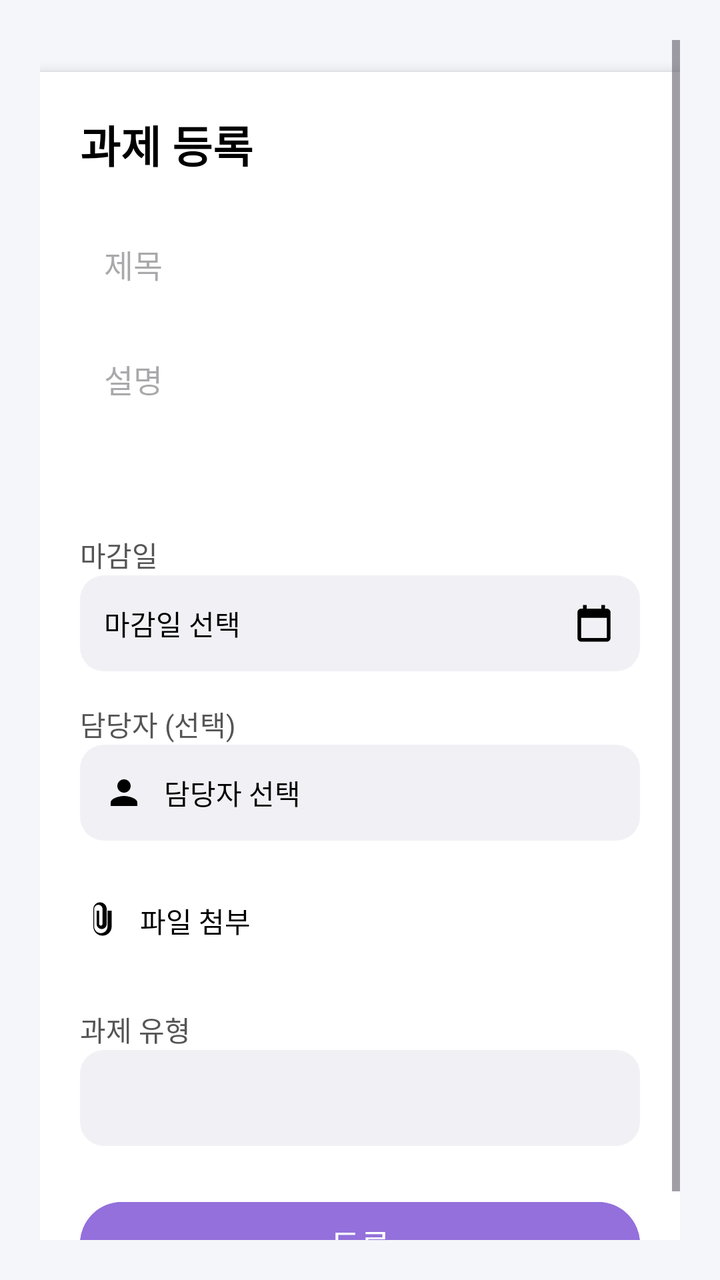
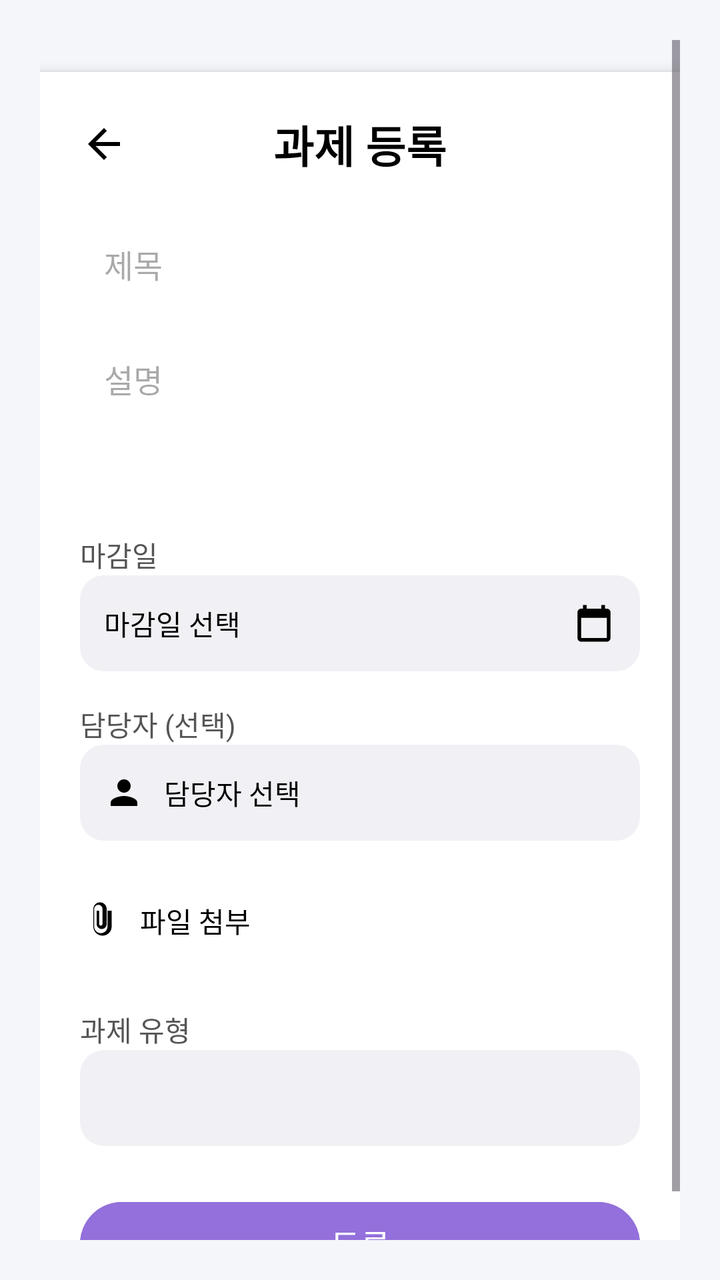

Two renders of the same Android screen: before a commit and after it. Below are the layout's source before the change and the commit's diff.
<!-- AndroidManifest.xml: application theme Theme.MyApplication -->
<!-- res/layout/fragment_assignment_register.xml -->
<?xml version="1.0" encoding="utf-8"?>
<ScrollView xmlns:android="http://schemas.android.com/apk/res/android"
    xmlns:app="http://schemas.android.com/apk/res-auto"
    android:layout_width="match_parent"
    android:layout_height="match_parent"
    android:padding="20dp"
    android:background="#F5F6FA">

    <LinearLayout
        android:layout_width="match_parent"
        android:layout_height="wrap_content"
        android:orientation="vertical"
        android:padding="20dp"
        android:background="@android:color/white"
        android:elevation="4dp"
        android:layout_marginTop="16dp"
        android:layout_marginBottom="16dp"
        android:paddingTop="24dp"
        android:paddingBottom="24dp"
        android:paddingStart="20dp"
        android:paddingEnd="20dp">

        
        <TextView
            android:layout_width="wrap_content"
            android:layout_height="wrap_content"
            android:text="과제 등록"
            android:textSize="22sp"
            android:textStyle="bold"
            android:layout_marginBottom="20dp"
            android:textColor="#000000" />

        
        <EditText
            android:id="@+id/editTitle"
            android:layout_width="match_parent"
            android:layout_height="wrap_content"
            android:hint="제목"
            android:background="@android:color/transparent"
            android:padding="12dp"
            android:textSize="16sp" />

        
        <EditText
            android:id="@+id/editDescription"
            android:layout_width="match_parent"
            android:layout_height="wrap_content"
            android:hint="설명"
            android:background="@android:color/transparent"
            android:padding="12dp"
            android:inputType="textMultiLine"
            android:minLines="3"
            android:gravity="top"
            android:textSize="16sp"
            android:layout_marginTop="10dp" />

        
        <TextView
            android:layout_width="match_parent"
            android:layout_height="wrap_content"
            android:text="마감일"
            android:textColor="#555555"
            android:textSize="14sp"
            android:layout_marginTop="16dp" />

        <LinearLayout
            android:id="@+id/dueDateLayout"
            android:layout_width="match_parent"
            android:layout_height="48dp"
            android:orientation="horizontal"
            android:gravity="center_vertical"
            android:padding="12dp"
            android:background="@drawable/rounded_box">

            <TextView
                android:id="@+id/textDueDate"
                android:layout_width="0dp"
                android:layout_height="wrap_content"
                android:layout_weight="1"
                android:text="마감일 선택"
                android:textColor="#000000" />

            <ImageView
                android:layout_width="22dp"
                android:layout_height="22dp"
                android:src="@drawable/ic_calendar" />
        </LinearLayout>

        
        <TextView
            android:layout_width="match_parent"
            android:layout_height="wrap_content"
            android:text="담당자 (선택)"
            android:textColor="#555555"
            android:textSize="14sp"
            android:layout_marginTop="16dp" />

        <LinearLayout
            android:id="@+id/assigneeLayout"
            android:layout_width="match_parent"
            android:layout_height="48dp"
            android:orientation="horizontal"
            android:gravity="center_vertical"
            android:padding="12dp"
            android:background="@drawable/rounded_box">

            <ImageView
                android:layout_width="20dp"
                android:layout_height="20dp"
                android:src="@drawable/ic_user" />

            <TextView
                android:id="@+id/textAssignee"
                android:layout_width="0dp"
                android:layout_height="wrap_content"
                android:layout_weight="1"
                android:layout_marginStart="10dp"
                android:text="담당자 선택"
                android:textColor="#000000" />
        </LinearLayout>

        
        <LinearLayout
            android:id="@+id/attachLayout"
            android:layout_width="match_parent"
            android:layout_height="48dp"
            android:orientation="horizontal"
            android:gravity="center_vertical"
            android:layout_marginTop="16dp">

            <ImageView
                android:layout_width="20dp"
                android:layout_height="20dp"
                android:src="@drawable/ic_attach" />

            <TextView
                android:layout_width="wrap_content"
                android:layout_height="wrap_content"
                android:layout_marginStart="10dp"
                android:text="파일 첨부"
                android:textColor="#000000" />
        </LinearLayout>

        
        <TextView
            android:layout_width="match_parent"
            android:layout_height="wrap_content"
            android:text="과제 유형"
            android:textColor="#555555"
            android:textSize="14sp"
            android:layout_marginTop="20dp" />

        <Spinner
            android:id="@+id/spinnerType"
            android:layout_width="match_parent"
            android:layout_height="48dp"
            android:background="@drawable/rounded_box" />

        
        <Button
            android:id="@+id/btnSubmit"
            android:layout_width="match_parent"
            android:layout_height="50dp"
            android:text="등록"
            android:textSize="16sp"
            android:layout_marginTop="24dp"
            android:textColor="@android:color/white"
            android:backgroundTint="#9370DB" />

    </LinearLayout>

</ScrollView>
<!-- resources referenced by this layout -->
<resources>
  <!-- drawable ic_attach (drawable) -->
  <vector xmlns:android="http://schemas.android.com/apk/res/android"
      android:width="24dp"
      android:height="24dp"
      android:viewportWidth="24"
      android:viewportHeight="24">
      <path
          android:fillColor="#000000"
          android:pathData="M16.5,6v9.5c0,2.21 -1.79,4 -4,4s-4,-1.79 -4,-4V5c0,-1.38 1.12,-2.5 2.5,-2.5s2.5,1.12 2.5,2.5v9c0,0.55 -0.45,1 -1,1s-1,-0.45 -1,-1V6H10v8c0,1.66 1.34,3 3,3s3,-1.34 3,-3V5c0,-2.21 -1.79,-4 -4,-4S8,2.79 8,5v10.5c0,3.04 2.46,5.5 5.5,5.5s5.5,-2.46 5.5,-5.5V6h-2z"/>
  </vector>
  <!-- drawable ic_calendar (drawable) -->
  <vector xmlns:android="http://schemas.android.com/apk/res/android"
      android:width="24dp"
      android:height="24dp"
      android:viewportWidth="24"
      android:viewportHeight="24">
      <path
          android:fillColor="#000000"
          android:pathData="M19,4h-1V2h-2v2H8V2H6v2H5C3.9,4 3,4.9 3,6v14c0,1.1 0.9,2 2,2h14c1.1,0 2,-0.9 2,-2V6C21,4.9 20.1,4 19,4zM19,20H5V9h14V20z" />
  </vector>
  <!-- drawable ic_user (drawable) -->
  <vector xmlns:android="http://schemas.android.com/apk/res/android"
      android:width="24dp"
      android:height="24dp"
      android:viewportWidth="24"
      android:viewportHeight="24">
      <path
          android:fillColor="#000000"
          android:pathData="M12,12c2.21,0 4,-1.79 4,-4s-1.79,-4 -4,-4 -4,1.79 -4,4 1.79,4 4,4zM12,14c-2.67,0 -8,1.34 -8,4v2h16v-2c0,-2.66 -5.33,-4 -8,-4z"/>
  </vector>
  <!-- drawable rounded_box (drawable) -->
  <shape xmlns:android="http://schemas.android.com/apk/res/android">
      <solid android:color="#F1F1F5"/>
      <corners android:radius="12dp"/>
  </shape>
  <style name="Theme.MyApplication" parent="Theme.Material3.DayNight.NoActionBar">
          
      </style>
</resources>

<!-- the commit's change to res/layout/fragment_assignment_register.xml (unified diff, before → after) -->
@@ -21,14 +21,35 @@
         android:paddingEnd="20dp">
 
         
-        <TextView
-            android:layout_width="wrap_content"
+        <RelativeLayout
+            android:layout_width="match_parent"
             android:layout_height="wrap_content"
-            android:text="과제 등록"
-            android:textSize="22sp"
-            android:textStyle="bold"
-            android:layout_marginBottom="20dp"
-            android:textColor="#000000" />
+            android:layout_marginBottom="20dp">
+
+            
+            <ImageButton
+                android:id="@+id/btnBack"
+                android:layout_width="24dp"
+                android:layout_height="24dp"
+                android:background="@android:color/transparent"
+                android:src="@drawable/ic_back"
+                app:tint="@android:color/black"
+                android:layout_alignParentStart="true"
+                android:layout_centerVertical="true"
+                android:contentDescription="뒤로가기" />
+
+            
+            <TextView
+                android:id="@+id/tvTitle"
+                android:layout_width="wrap_content"
+                android:layout_height="wrap_content"
+                android:text="과제 등록"
+                android:textColor="#000000"
+                android:textSize="22sp"
+                android:textStyle="bold"
+                android:layout_centerInParent="true" />
+
+        </RelativeLayout>
 
         
         <EditText
<!-- resource entries referenced after the edit -->
@@ -9,6 +9,12 @@
       <path
           android:fillColor="#000000"
           android:pathData="M16.5,6v9.5c0,2.21 -1.79,4 -4,4s-4,-1.79 -4,-4V5c0,-1.38 1.12,-2.5 2.5,-2.5s2.5,1.12 2.5,2.5v9c0,0.55 -0.45,1 -1,1s-1,-0.45 -1,-1V6H10v8c0,1.66 1.34,3 3,3s3,-1.34 3,-3V5c0,-2.21 -1.79,-4 -4,-4S8,2.79 8,5v10.5c0,3.04 2.46,5.5 5.5,5.5s5.5,-2.46 5.5,-5.5V6h-2z"/>
+  </vector>
+  <!-- drawable ic_back (drawable) -->
+  <vector xmlns:android="http://schemas.android.com/apk/res/android" android:autoMirrored="true" android:height="24dp" android:tint="#000000" android:viewportHeight="960" android:viewportWidth="960" android:width="24dp">
+        
+      <path android:fillColor="@android:color/white" android:pathData="M313,520L537,744L480,800L160,480L480,160L537,216L313,440L800,440L800,520L313,520Z"/>
+      
   </vector>
   <!-- drawable ic_calendar (drawable) -->
   <vector xmlns:android="http://schemas.android.com/apk/res/android"
